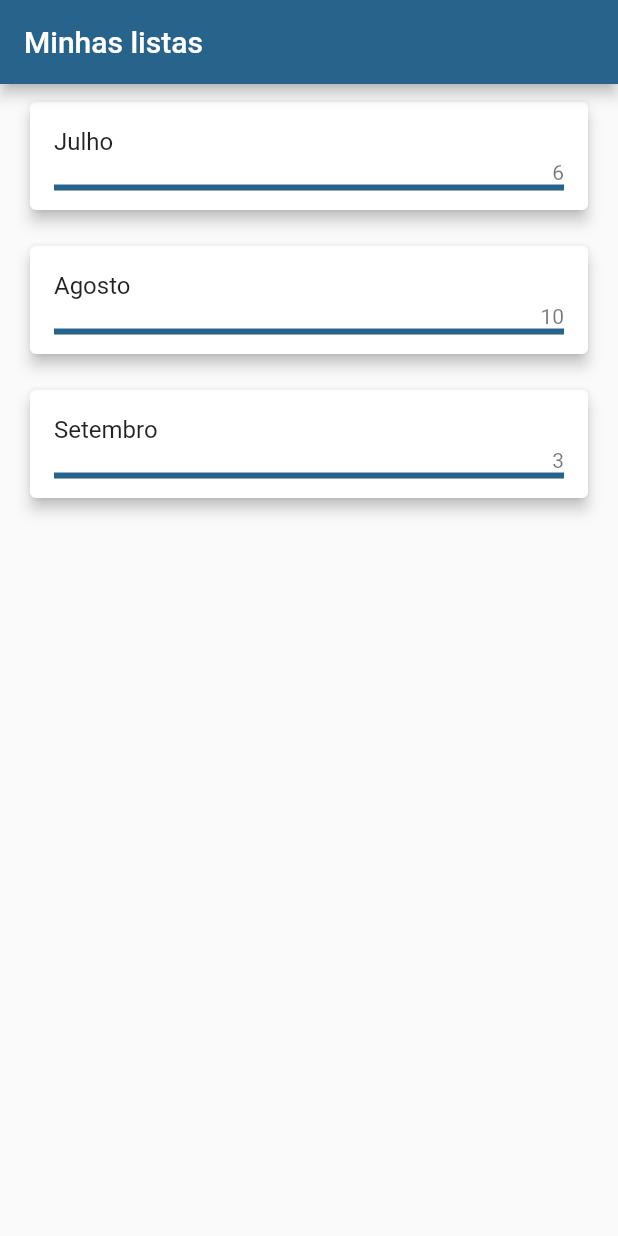
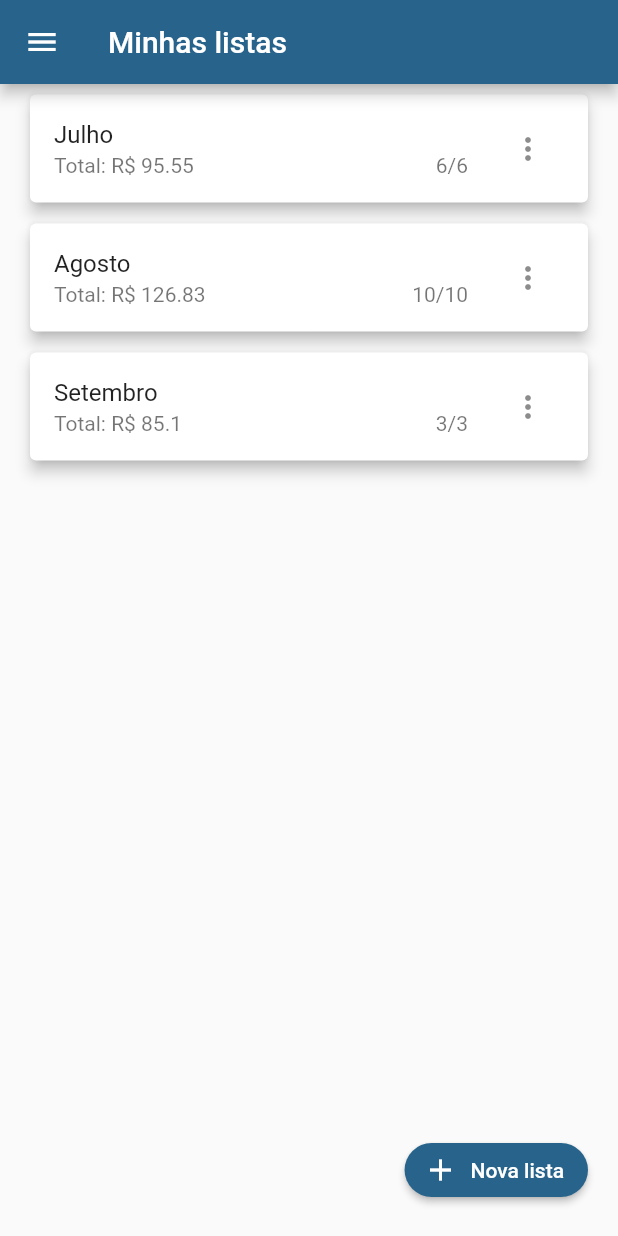
Before and after one commit to TeofiloAlbuquerque/supermarket_list, a Flutter app: the screen it shows after launch, on a phone screen of 412 x 824 dp. Run offline on Flutter 3.47's test engine with Material 2 defaults, Android fonts, the phone set to English and light mode, and no system bars; our stand-ins replace shared_preferences.

Commit message:
feat: Implementação das telas NewList e adaptação do CustomCard

```diff
--- a/lib/my_app.dart
+++ b/lib/my_app.dart
@@ -2,6 +2,7 @@ import 'package:crud_lista_compras/src/provider/items_provider.dart';
 import 'package:crud_lista_compras/src/routes/app_routes.dart';
 import 'package:crud_lista_compras/src/views/home_page.dart';
 import 'package:crud_lista_compras/src/views/item_form.dart';
+import 'package:crud_lista_compras/src/views/new_list.dart';
 import 'package:crud_lista_compras/src/views/supermarket_list.dart';
 import 'package:flutter/material.dart';
 import 'package:provider/provider.dart';
@@ -27,14 +28,16 @@ class MyApp extends StatelessWidget {
         debugShowCheckedModeBanner: false,
         title: 'Lista de compras',
         theme: ThemeData(
+          //useMaterial3: true,
           colorScheme: ColorScheme.fromSeed(
             seedColor: Colors.lightBlue,
           ),
         ),
         routes: {
           AppRoutes.home: (_) => const HomePage(),
+          AppRoutes.newList: (_) => const NewList(),
+          AppRoutes.itemForm: (_) => const ItemForm(),
           AppRoutes.supermarketList: (_) => const SupermarketList(),
-          AppRoutes.itemForm: (_) => const ItemForm(),
         },
       ),
     );
--- a/lib/src/components/custom_card.dart
+++ b/lib/src/components/custom_card.dart
@@ -1,4 +1,5 @@
 import 'package:crud_lista_compras/src/models/card_model.dart';
+import 'package:crud_lista_compras/src/routes/app_routes.dart';
 import 'package:flutter/material.dart';
 
 class CustomCard extends StatelessWidget {
@@ -7,18 +8,31 @@ class CustomCard extends StatelessWidget {
 
   @override
   Widget build(BuildContext context) {
-    return Card(
-      elevation: 4.0,
-      child: ListTile(
-        title: Text(cardData.titleCard),
-        subtitle: Column(
-          crossAxisAlignment: CrossAxisAlignment.end,
-          children: [
-            Text('${cardData.amount}'),
-            LinearProgressIndicator(
-              value: cardData.progressPercentage,
-            )
-          ],
+    return GestureDetector(
+      onTap: () {
+        Navigator.of(context).pushNamed(
+          AppRoutes.supermarketList,
+        );
+      },
+      child: Card(
+        elevation: 4.0,
+        child: ListTile(
+          title: Text(cardData.titleCard),
+          subtitle: Row(
+            mainAxisAlignment: MainAxisAlignment.spaceBetween,
+            // crossAxisAlignment: CrossAxisAlignment.end,
+            children: [
+              Text('Total: R\$ ${cardData.priceProductList}'),
+              Text('${cardData.quantityProducts}/${cardData.quantityProducts}'),
+              // LinearProgressIndicator(
+              //   value: cardData.progressPercentage,
+              // )
+            ],
+          ),
+          trailing: IconButton(
+            icon: const Icon(Icons.more_vert),
+            onPressed: () {},
+          ),
         ),
       ),
     );
--- a/lib/src/components/item_tile.dart
+++ b/lib/src/components/item_tile.dart
@@ -22,7 +22,7 @@ class ItemTile extends StatelessWidget {
     return ListTile(
       leading: avatar,
       title: Text(item.name),
-      subtitle: Text('${item.amout} ${item.unit} = ${item.price}'),
+      subtitle: Text('${item.quantity} ${item.unit} = ${item.price}'),
       trailing: SizedBox(
         width: 100,
         child: Row(children: [
--- a/lib/src/data/dummy_items.dart
+++ b/lib/src/data/dummy_items.dart
@@ -5,7 +5,7 @@ const dummyItems = {
   '1': Item(
     id: '1',
     name: 'Pão de leite',
-    amout: 1,
+    quantity: 1,
     unit: 'g',
     price: 4.50,
     category: 'Padaria',
@@ -16,7 +16,7 @@ const dummyItems = {
   '2': Item(
     id: '1',
     name: 'Oleo de Girassol',
-    amout: 1,
+    quantity: 1,
     unit: 'ml',
     price: 3.80,
     category: 'Cozinha',
@@ -27,7 +27,7 @@ const dummyItems = {
     id: '1',
     name: 'Frango',
     unit: 'kg',
-    amout: 1,
+    quantity: 1,
     price: 18.80,
     category: 'Frios',
     observation: 'Marca Sadia',
@@ -38,7 +38,7 @@ const dummyItems = {
     id: '1',
     name: 'Sal',
     unit: 'g',
-    amout: 1,
+    quantity: 1,
     price: 2.75,
     category: 'Cozinha',
     observation: 'Refinado',
--- a/lib/src/models/card_model.dart
+++ b/lib/src/models/card_model.dart
@@ -1,11 +1,11 @@
 class CardModel {
   final String titleCard;
-  final int amount;
-  final double progressPercentage;
+  final int quantityProducts;
+  final double priceProductList;
 
   CardModel({
     required this.titleCard,
-    required this.amount,
-    required this.progressPercentage,
+    required this.quantityProducts,
+    required this.priceProductList,
   });
 }
--- a/lib/src/models/item_model.dart
+++ b/lib/src/models/item_model.dart
@@ -1,22 +1,7 @@
-// enum Units {
-//   un,
-//   dz,
-//   ml,
-//   L,
-//   kg,
-//   g,
-//   caixa,
-//   embalagem,
-//   galao,
-//   garrafa,
-//   lata,
-//   pacote,
-// }
-
 class Item {
   final String id;
   final String name;
-  final int amout; // quantidade
+  final int quantity;
   final String unit;
   final double price;
   final String category;
@@ -27,7 +12,7 @@ class Item {
   const Item({
     required this.id,
     required this.name,
-    required this.amout,
+    required this.quantity,
     required this.unit,
     required this.price,
     required this.category,
--- a/lib/src/provider/items_provider.dart
+++ b/lib/src/provider/items_provider.dart
@@ -37,7 +37,7 @@ class ItemsProvider with ChangeNotifier {
         (existingitem) => Item(
           id: existingitem.id,
           name: item.name,
-          amout: item.amout,
+          quantity: item.quantity,
           unit: item.unit,
           price: item.price,
           category: item.category,
@@ -61,7 +61,7 @@ class ItemsProvider with ChangeNotifier {
         () => Item(
           id: id,
           name: item.name,
-          amout: item.amout,
+          quantity: item.quantity,
           unit: item.unit,
           price: item.price,
           category: item.category,
--- a/lib/src/routes/app_routes.dart
+++ b/lib/src/routes/app_routes.dart
@@ -1,5 +1,6 @@
 class AppRoutes {
   static const home = '/';
+  static const newList = '/new_list';
   static const itemForm = '/item_form';
   static const supermarketList = 'supermarketlist';
 }
--- a/lib/src/views/home_page.dart
+++ b/lib/src/views/home_page.dart
@@ -12,9 +12,11 @@ class HomePage extends StatefulWidget {
 
 class _HomePageState extends State<HomePage> {
   final List<CardModel> cardList = [
-    CardModel(titleCard: 'Julho', amount: 6, progressPercentage: 1),
-    CardModel(titleCard: 'Agosto', amount: 10, progressPercentage: 5),
-    CardModel(titleCard: 'Setembro', amount: 3, progressPercentage: 1),
+    CardModel(titleCard: 'Julho', quantityProducts: 6, priceProductList: 95.55),
+    CardModel(
+        titleCard: 'Agosto', quantityProducts: 10, priceProductList: 126.83),
+    CardModel(
+        titleCard: 'Setembro', quantityProducts: 3, priceProductList: 85.10),
   ];
   @override
   Widget build(BuildContext context) {
@@ -32,13 +34,20 @@ class _HomePageState extends State<HomePage> {
         //   ),
         // ],
       ),
-      body: ListView.builder(
+      drawer: const Drawer(),
+      // NavigationDrawer(
+      //   children: [],
+      // ),
+      body: Column(
+        children: <Widget>[
+          Expanded(
+            child: ListView.builder(
               itemCount: cardList.length,
               itemBuilder: (_, index) {
                 return Padding(
                   padding: const EdgeInsets.symmetric(
                     horizontal: 16,
-              vertical: 8,
+                    vertical: 3,
                   ),
                   child: CustomCard(
                     cardData: cardList[index],
@@ -46,6 +55,29 @@ class _HomePageState extends State<HomePage> {
                 );
               },
             ),
+          ),
+          Align(
+            alignment: Alignment.bottomRight,
+            child: Padding(
+              padding: const EdgeInsets.all(20),
+              child: ElevatedButton.icon(
+                onPressed: () {
+                  Navigator.of(context).pushNamed(
+                    AppRoutes.newList,
+                  );
+                },
+                icon: const Icon(Icons.add),
+                label: const Text('Nova lista'),
+                style: ElevatedButton.styleFrom(
+                  shape: RoundedRectangleBorder(
+                    borderRadius: BorderRadius.circular(20),
+                  ),
+                ),
+              ),
+            ),
+          )
+        ],
+      ),
     );
   }
 }
--- a/lib/src/views/item_form.dart
+++ b/lib/src/views/item_form.dart
@@ -52,7 +52,7 @@ class _ItemFormState extends State<ItemForm> {
   void _loadFormData(Item item) {
     _formData['id'] = item.id;
     _formData['name'] = item.name;
-    _formData['amout'] = item.amout.toString();
+    _formData['amout'] = item.quantity.toString();
     _formData['unit'] = item.unit.toString();
     _formData['price'] = item.price.toString();
     _formData['category'] = item.category;
@@ -104,7 +104,7 @@ class _ItemFormState extends State<ItemForm> {
                   Item(
                     id: _formData['id'] ?? '',
                     name: _formData['name'] ?? '',
-                    amout: int.parse(_formData['amout'] ?? '0'),
+                    quantity: int.parse(_formData['amout'] ?? '0'),
                     unit: _formData['unit'] ?? 'un',
                     price: double.parse(_formData['price'] ?? '0.0'),
                     category: _formData['category'] ?? '',
```
Also changed, not shown: lib/src/views/new_list.dart (added, +46 -0 lines), lib/src/views/supermarket_list.dart (+2 -7 lines). Lines whose indentation alone changed are shown as unchanged.
